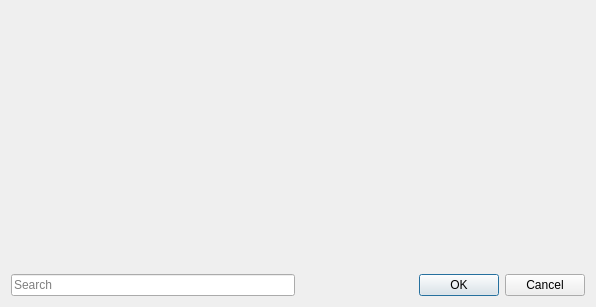
First picture: the form in updatedialog.ui, repository Kuszki/EW-Database, before the edit.
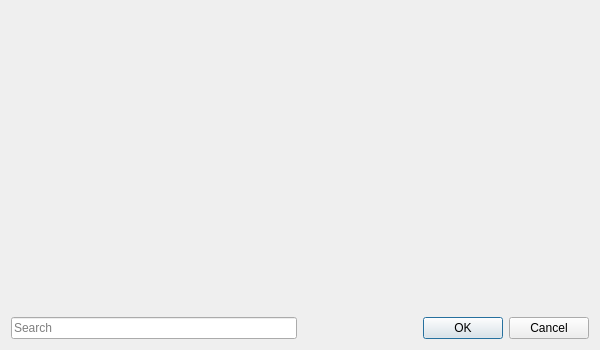
Second picture: the form after the edit.

What changed in the file:
```diff
--- a/updatedialog.ui
+++ b/updatedialog.ui
@@ -6,8 +6,8 @@
    <rect>
     <x>0</x>
     <y>0</y>
-    <width>596</width>
-    <height>307</height>
+    <width>600</width>
+    <height>350</height>
    </rect>
   </property>
   <property name="windowTitle">
@@ -30,8 +30,8 @@
        <rect>
         <x>0</x>
         <y>0</y>
-        <width>578</width>
-        <height>260</height>
+        <width>582</width>
+        <height>303</height>
        </rect>
       </property>
       <layout class="QVBoxLayout" name="fieldsLayout"/>
```
Left out of the diff: 29 changed lines with no effect on the pictures.
